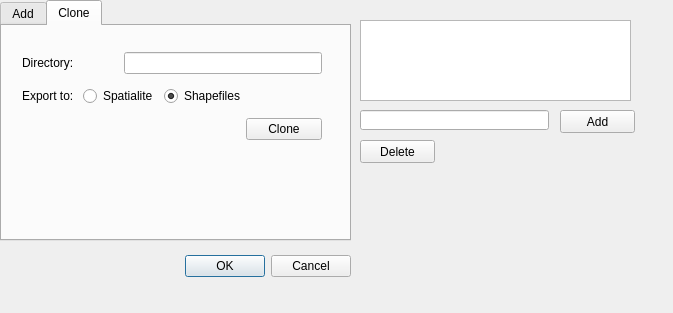
Qt form geogig_module_dialog_base.ui (roscoeZA/GeoGigSync) before a commit.
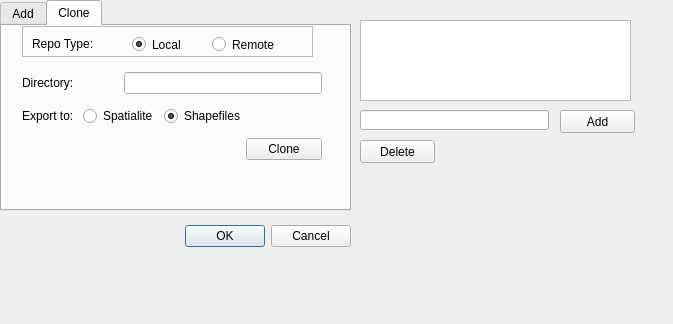
The same form after that commit. The open tabs and pages were chosen to show the change.

Commit message: Added local and remote option

```diff
--- a/geogig_module_dialog_base.ui
+++ b/geogig_module_dialog_base.ui
@@ -7,7 +7,7 @@
     <x>0</x>
     <y>0</y>
     <width>673</width>
-    <height>313</height>
+    <height>324</height>
    </rect>
   </property>
   <property name="windowTitle">
@@ -17,7 +17,7 @@
    <property name="geometry">
     <rect>
      <x>10</x>
-     <y>250</y>
+     <y>220</y>
      <width>341</width>
      <height>32</height>
     </rect>
@@ -35,7 +35,7 @@
      <x>0</x>
      <y>0</y>
      <width>351</width>
-     <height>241</height>
+     <height>211</height>
     </rect>
    </property>
    <property name="currentIndex">
@@ -153,7 +153,7 @@
      <property name="geometry">
       <rect>
        <x>20</x>
-       <y>20</y>
+       <y>40</y>
        <width>300</width>
        <height>100</height>
       </rect>
@@ -202,6 +202,64 @@
       </item>
      </layout>
     </widget>
+    <widget class="QFrame" name="frame">
+     <property name="geometry">
+      <rect>
+       <x>20</x>
+       <y>0</y>
+       <width>291</width>
+       <height>31</height>
+      </rect>
+     </property>
+     <property name="frameShape">
+      <enum>QFrame::StyledPanel</enum>
+     </property>
+     <property name="frameShadow">
+      <enum>QFrame::Raised</enum>
+     </property>
+     <widget class="QRadioButton" name="radioLocal">
+      <property name="geometry">
+       <rect>
+        <x>110</x>
+        <y>10</y>
+        <width>121</width>
+        <height>17</height>
+       </rect>
+      </property>
+      <property name="text">
+       <string>Local</string>
+      </property>
+      <property name="checked">
+       <bool>true</bool>
+      </property>
+     </widget>
+     <widget class="QRadioButton" name="radioRemote">
+      <property name="geometry">
+       <rect>
+        <x>190</x>
+        <y>10</y>
+        <width>82</width>
+        <height>17</height>
+       </rect>
+      </property>
+      <property name="text">
+       <string>Remote</string>
+      </property>
+     </widget>
+     <widget class="QLabel" name="labelType">
+      <property name="geometry">
+       <rect>
+        <x>10</x>
+        <y>10</y>
+        <width>71</width>
+        <height>16</height>
+       </rect>
+      </property>
+      <property name="text">
+       <string>Repo Type:</string>
+      </property>
+     </widget>
+    </widget>
    </widget>
   </widget>
   <widget class="QListWidget" name="listRepos">
```
Left out of the diff: 2 changed lines with no effect on the pictures. The commit also changes 7 other files.
